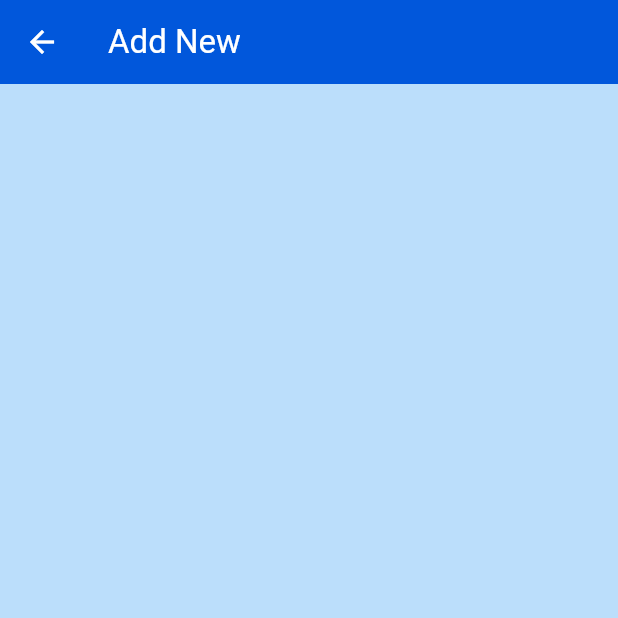
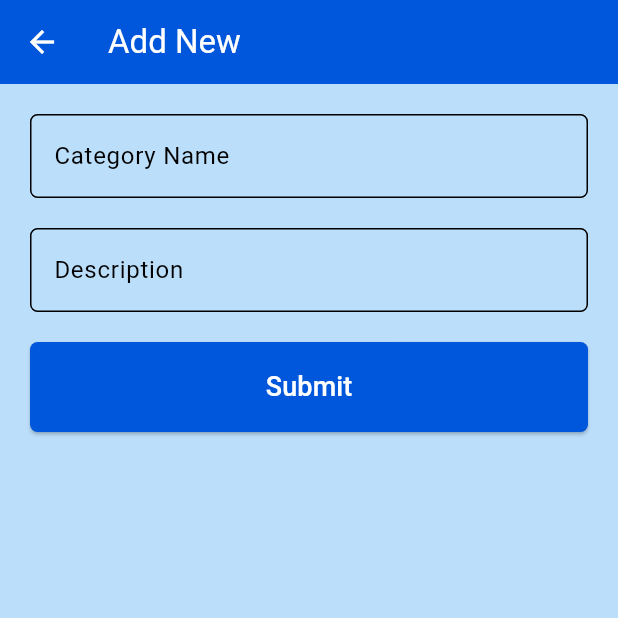
Before and after one commit to ShimaaElnaggar/easy-pos-r5, a Flutter app: the CategoryOperationsView screen opened directly, on a phone screen of 412 x 824 dp, the top half of it. Run offline on Flutter 3.47's test engine with Material 3 defaults, Android fonts, the light colour scheme and no system bars; our stand-ins replace data_table_2, get_it, sqflite, sqflite_common_ffi_web; accounts and stored records are empty.

Commit message:
finish category operations view ui

```diff
--- a/lib/views/category_operations_view.dart
+++ b/lib/views/category_operations_view.dart
@@ -1,5 +1,8 @@
 
+import 'package:easy_pos_r5/widgets/custom_elevated_button.dart';
+import 'package:easy_pos_r5/widgets/custom_text_form_field.dart';
 import 'package:flutter/material.dart';
+
 
 class CategoryOperationsView extends StatefulWidget {
   const CategoryOperationsView({super.key});
@@ -9,12 +12,65 @@ class CategoryOperationsView extends StatefulWidget {
 }
 
 class _CategoryOperationsViewState extends State<CategoryOperationsView> {
+  TextEditingController categoryNameController = TextEditingController();
+  TextEditingController descController = TextEditingController();
+  final formKey = GlobalKey<FormState>();
   @override
   Widget build(BuildContext context) {
     return Scaffold(
       appBar: AppBar(
         title: const Text("Add New"),
       ),
+      body: Padding(
+        padding: const EdgeInsets.all(20.0),
+        child: Form(
+          key: formKey,
+          child: Column(
+            children: [
+              CustomTextFormField(
+                textInputAction: TextInputAction.next,
+                keyboardType: TextInputType.name,
+                label: "Category Name",
+                controller: categoryNameController,
+                validator: (value) {
+                  if (value!.isEmpty) {
+                    return "Category Name is required";
+                  } else {
+                    return null;
+                  }
+                },
+              ),
+              const SizedBox(
+                height: 20,
+              ),
+              CustomTextFormField(
+                textInputAction: TextInputAction.done,
+                keyboardType: TextInputType.text,
+                label: "Description",
+                controller: descController,
+                validator: (value) {
+                  if (value!.isEmpty) {
+                    return "Description is required";
+                  } else {
+                    return null;
+                  }
+                },
+              ),
+              const SizedBox(
+                height: 20,
+              ),
+              CustomElevatedButton(
+                onPressed: onSubmit,
+                title: "Submit",
+              ),
+            ],
+          ),
+        ),
+      ),
     );
   }
+
+  void onSubmit() {
+
+  }
 }
--- a/lib/widgets/custom_elevated_button.dart
+++ b/lib/widgets/custom_elevated_button.dart
@@ -1,20 +1,19 @@
-
 import 'package:flutter/material.dart';
 
 class CustomElevatedButton extends StatelessWidget {
-  final void Function() ? onPressed;
- final  String title;
-   const CustomElevatedButton({required this.onPressed,required this.title,super.key});
+  final void Function()? onPressed;
+  final String title;
+  const CustomElevatedButton(
+      {required this.onPressed, required this.title, super.key});
 
   @override
   Widget build(BuildContext context) {
-    return Row(
-      mainAxisAlignment: MainAxisAlignment.end,
-      children: [
-        ElevatedButton(
+    return ElevatedButton(
       onPressed: onPressed,
       style: ElevatedButton.styleFrom(
-            backgroundColor: Colors.orange,
+        backgroundColor: Theme.of(context).primaryColor,
+        fixedSize: const Size(double.maxFinite, 60),
+        foregroundColor: Colors.white,
         shape: RoundedRectangleBorder(
           borderRadius: BorderRadius.circular(5),
         ),
@@ -22,12 +21,9 @@ class CustomElevatedButton extends StatelessWidget {
       child: Text(
         title,
         style: const TextStyle(
-                color: Colors.white,
           fontSize: 18,
         ),
       ),
-        ),
-      ],
     );
   }
 }
--- a/lib/widgets/custom_text_form_field.dart
+++ b/lib/widgets/custom_text_form_field.dart
@@ -6,6 +6,7 @@ class CustomTextFormField extends StatelessWidget {
   final String label;
   final TextEditingController controller;
   final IconButton? suffixIcon;
+  final String? Function(String?)? validator;
 
   const CustomTextFormField(
       {this.suffixIcon,
@@ -13,6 +14,7 @@ class CustomTextFormField extends StatelessWidget {
       required this.keyboardType,
       required this.label,
       required this.controller,
+      required this.validator,
       super.key});
 
   @override
@@ -39,12 +41,7 @@ class CustomTextFormField extends StatelessWidget {
           borderSide: BorderSide(color: Colors.red, width: 2),
         ),
       ),
-      validator: (value) {
-        if (value!.isEmpty) {
-          return " Please enter the valid $label ";
-        }
-        return null;
-      },
+      validator: validator,
     );
   }
 }
```
Lines whose indentation alone changed are shown as unchanged.
